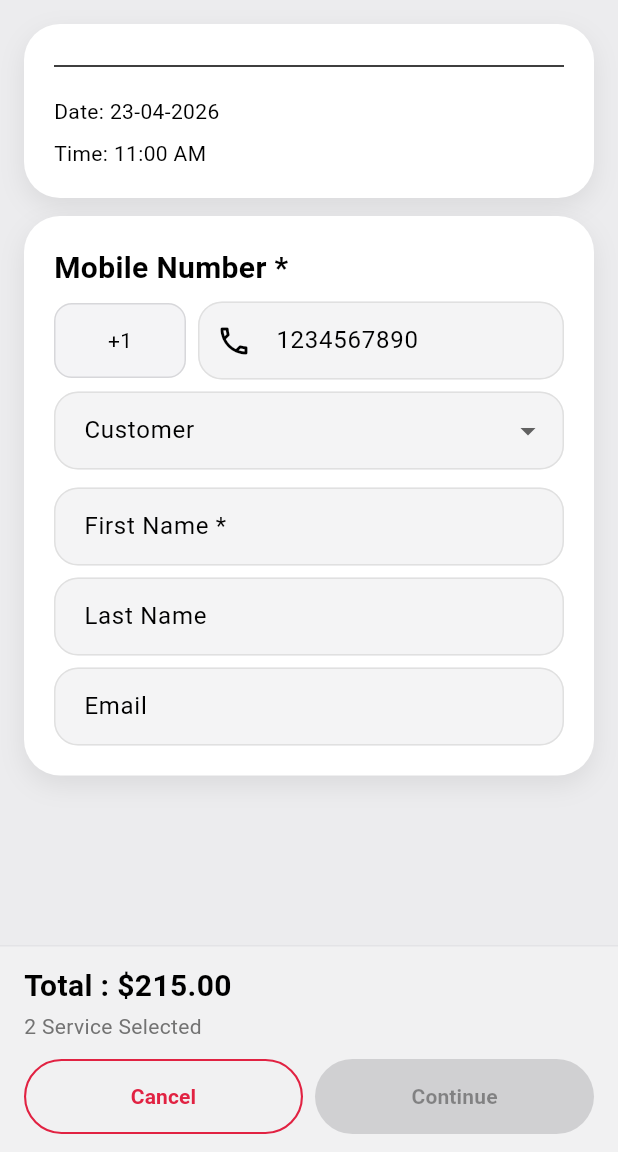
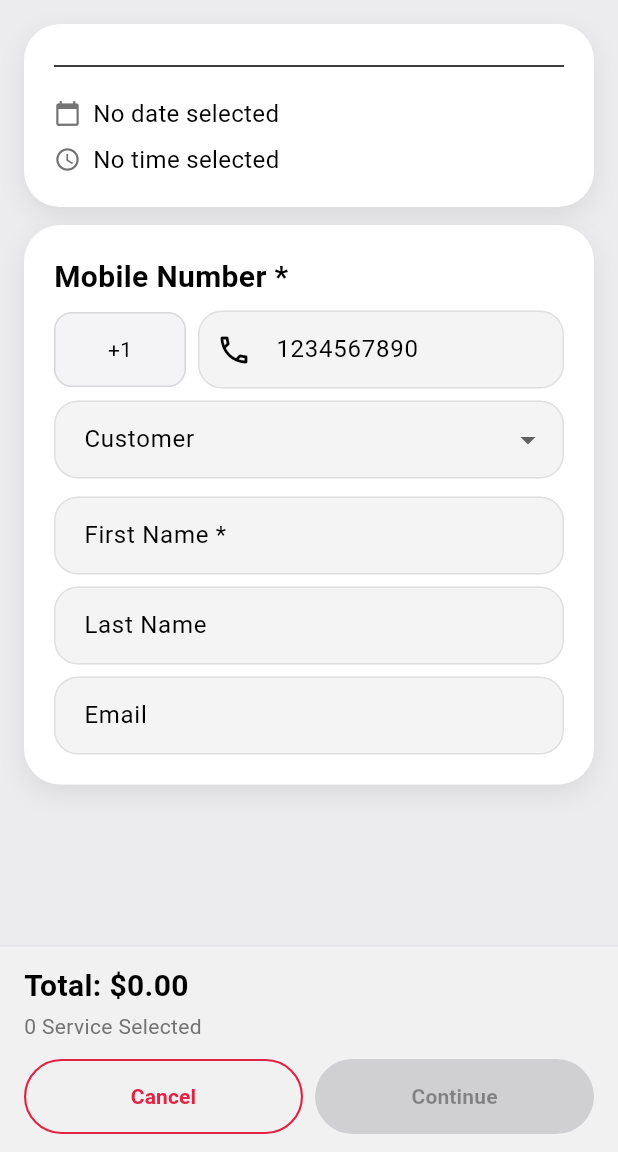
Before and after one commit to ydpatel1/aaravPos, a Flutter app: the ReviewScreen screen opened by its route, on a phone screen of 412 x 824 dp, the part 84-1236 px from its top. Run offline on Flutter 3.47's test engine with Material 3 defaults, Android fonts, the phone set to English and light mode, and no system bars; our stand-ins replace cached_network_image, dio, equatable, flutter_bloc, flutter_secure_storage, get_it and 5 more; accounts and stored records are empty.

Commit message:
booking staff with slot

```diff
--- a/lib/domain/model/slot_item.dart
+++ b/lib/domain/model/slot_item.dart
@@ -5,20 +5,45 @@ class SlotItem extends Equatable {
     required this.id,
     required this.startTime,
     required this.available,
+    this.isBooked = false,
+    this.startUtc,
   });
 
   final String id;
-  final String startTime;
-  final bool available;
+  final String startTime; // e.g., "13:30"
+  final bool available; // Derived from: status == "AVAILABLE" && !isBooked
+  final bool isBooked;
+  final String? startUtc; // e.g., "2026-04-27T17:30:00.000Z"
 
   factory SlotItem.fromJson(Map<String, dynamic> json) {
+    final status = json['status'] as String? ?? '';
+    final isBooked = json['isBooked'] as bool? ?? false;
+
     return SlotItem(
       id: json['id'] as String? ?? '',
-      startTime: json['startTime'] as String? ?? '',
-      available: json['available'] as bool? ?? false,
+      startTime: json['start_time'] as String? ?? '',
+      available: status == 'AVAILABLE' && !isBooked,
+      isBooked: isBooked,
+      startUtc: json['startUtc'] as String?,
     );
   }
 
+  /// Parse startTime to DateTime for comparison
+  /// Assumes startTime is in "HH:mm" format
+  DateTime? toDateTime(DateTime date) {
+    try {
+      final parts = startTime.split(':');
+      if (parts.length == 2) {
+        final hour = int.parse(parts[0]);
+        final minute = int.parse(parts[1]);
+        return DateTime(date.year, date.month, date.day, hour, minute);
+      }
+    } catch (e) {
+      // If parsing fails, return null
+    }
+    return null;
+  }
+
   @override
-  List<Object?> get props => [id, startTime, available];
+  List<Object?> get props => [id, startTime, available, isBooked, startUtc];
 }
--- a/lib/presentation/screens/pages/review_screen.dart
+++ b/lib/presentation/screens/pages/review_screen.dart
@@ -48,8 +48,8 @@ class _ReviewScreenState extends State<ReviewScreen> {
     return Scaffold(
       appBar: const CommonAppBar(title: 'Review & Confirm'),
       bottomNavigationBar: KioskBottomBar(
-        total: 'Total : \$215.00',
-        subtitle: '2 Service Selected',
+        total: 'Total: ${session.formattedTotal}',
+        subtitle: '${session.selectedServices.length} Service Selected',
         secondaryLabel: 'Cancel',
         onSecondary: () => context.pop(),
         primaryLabel: 'Continue',
@@ -127,12 +127,36 @@ class _ReviewScreenState extends State<ReviewScreen> {
                   ),
                   const Divider(),
                   const SizedBox(height: 12),
-                  Text(
-                    'Date: ${session.selectedDate?.toIso8601String().split('T').first ?? '23-04-2026'}',
+                  Row(
+                    children: [
+                      const Icon(
+                        Icons.calendar_today,
+                        size: 18,
+                        color: Color(0xFF737373),
+                      ),
+                      const SizedBox(width: 8),
+                      Text(
+                        session.selectedDate != null
+                            ? '${session.selectedDate!.day.toString().padLeft(2, '0')}-${session.selectedDate!.month.toString().padLeft(2, '0')}-${session.selectedDate!.year}'
+                            : 'No date selected',
+                        style: const TextStyle(fontSize: 16),
+                      ),
+                    ],
                   ),
                   const SizedBox(height: 8),
-                  Text(
-                    'Time: ${session.selectedSlot?.startTime ?? '11:00 AM'}',
+                  Row(
+                    children: [
+                      const Icon(
+                        Icons.access_time,
+                        size: 18,
+                        color: Color(0xFF737373),
+                      ),
+                      const SizedBox(width: 8),
+                      Text(
+                        session.selectedSlot?.startTime ?? 'No time selected',
+                        style: const TextStyle(fontSize: 16),
+                      ),
+                    ],
                   ),
                 ],
               ),
```
Also changed, not shown: lib/data/booking/booking_remote_data_source.dart (+41 -8 lines), lib/presentation/screens/pages/staff_screen.dart (+102 -7 lines).
